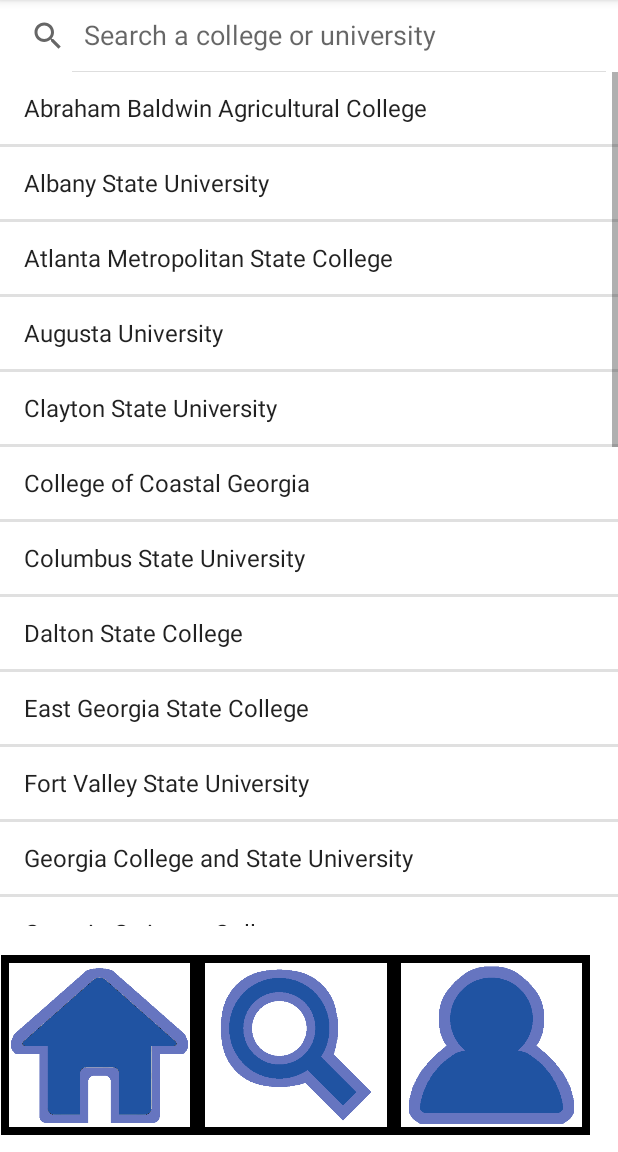
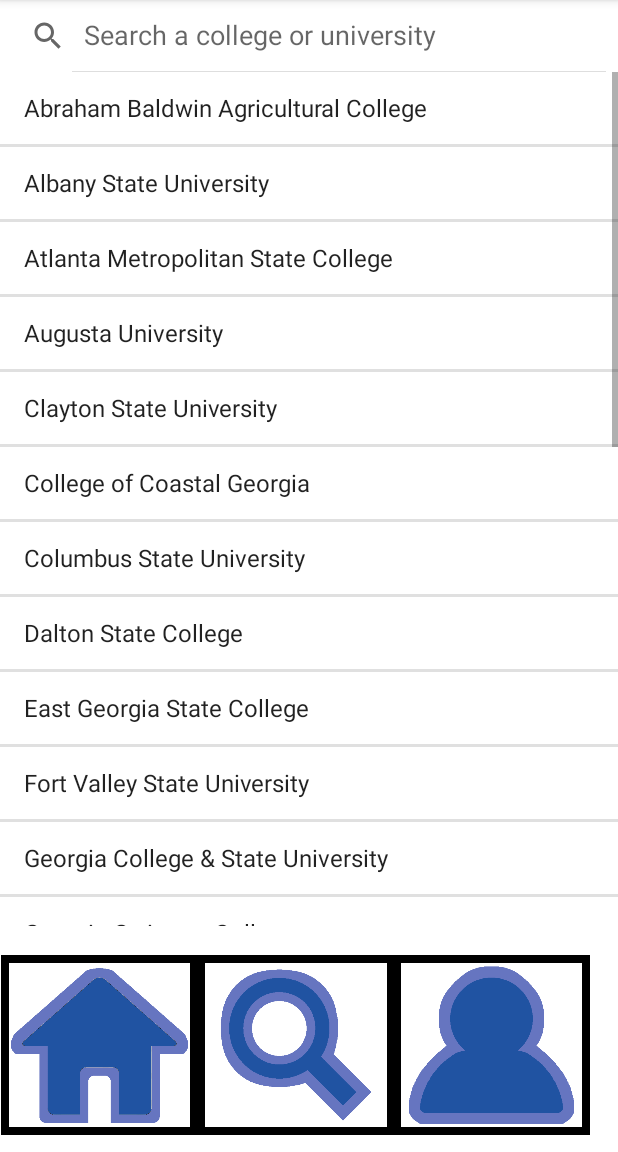
Before and after one commit to skapur12/comida-0316, an Android app: the CollegeSearch screen opened directly, with no data from a screen before it, on a phone screen of 412 x 824 dp, the part 84-1236 px from its top. Run offline under Robolectric (Android 15) with nearby library versions, the phone set to English and light mode, and no system bars; our stand-ins replace Firebase (no records; nobody signed in at launch, a user with empty details on screens opened directly).

Commit message:
Fixed small error in college name

```diff
--- a/app/src/main/res/values/strings.xml
+++ b/app/src/main/res/values/strings.xml
@@ -37,7 +37,7 @@
         <item>Dalton State College</item>
         <item>East Georgia State College</item>
         <item>Fort Valley State University</item>
-        <item>Georgia College and State University</item>
+        <item>Georgia College &amp; State University</item>
         <item>Georgia Gwinnett College</item>
         <item>Georgia Highlands College</item>
         <item>Georgia Institute of Technology</item>
```
